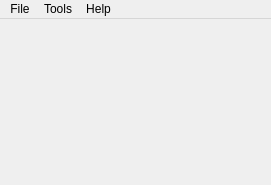
cortega2/MJBakingQuest, file editormainwindow.ui: the form before one commit.
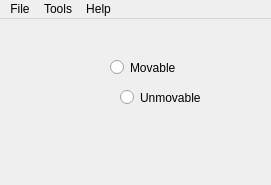
The form after the commit.

Patch:
```diff
--- a/editormainwindow.ui
+++ b/editormainwindow.ui
@@ -19,7 +19,37 @@
     <height>32</height>
    </size>
   </property>
-  <widget class="QWidget" name="centralwidget"/>
+  <widget class="QWidget" name="centralwidget">
+   <widget class="QRadioButton" name="radioButtonMBLOCK">
+    <property name="geometry">
+     <rect>
+      <x>110</x>
+      <y>40</y>
+      <width>91</width>
+      <height>17</height>
+     </rect>
+    </property>
+    <property name="mouseTracking">
+     <bool>true</bool>
+    </property>
+    <property name="text">
+     <string>Movable</string>
+    </property>
+   </widget>
+   <widget class="QRadioButton" name="radioButtonNonMovableBlock">
+    <property name="geometry">
+     <rect>
+      <x>120</x>
+      <y>70</y>
+      <width>82</width>
+      <height>17</height>
+     </rect>
+    </property>
+    <property name="text">
+     <string>Unmovable</string>
+    </property>
+   </widget>
+  </widget>
   <widget class="QMenuBar" name="menubar">
    <property name="geometry">
     <rect>
```
